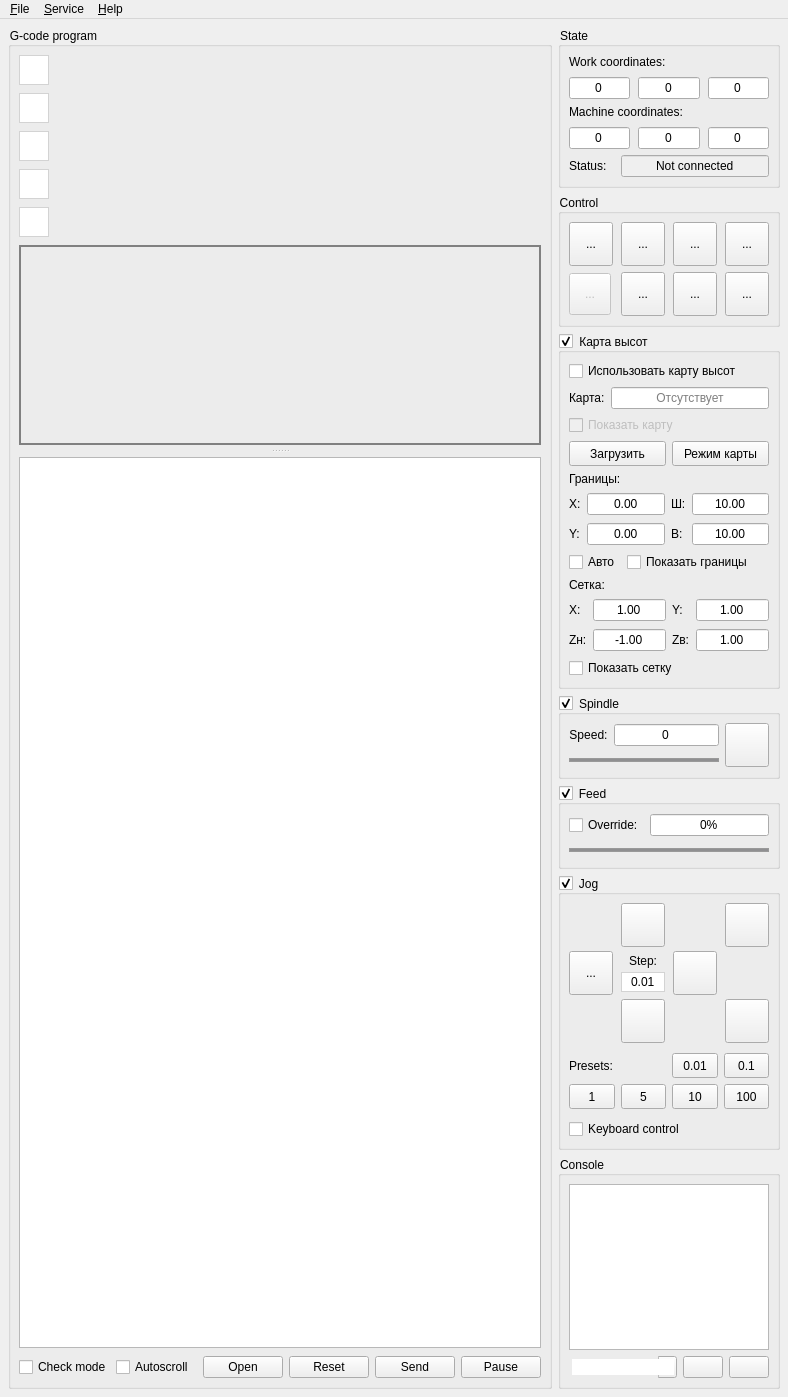
Above: frmmain.ui from Denvi/Candle before the change. Below: the same form after it.
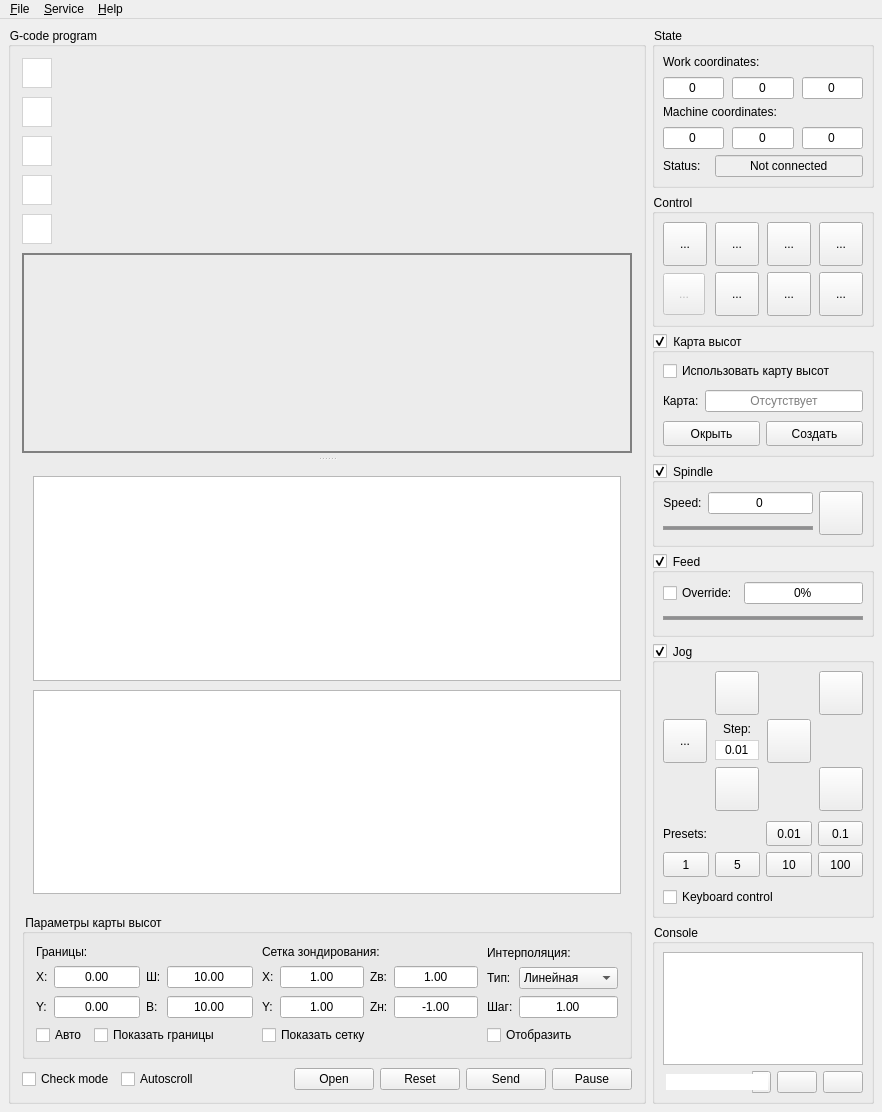
That is the form after the change. Icons and pictures are not drawn. Custom widgets are drawn as their Qt base class.

Diff of the .ui file:
```diff
--- a/frmmain.ui
+++ b/frmmain.ui
@@ -6,8 +6,8 @@
    <rect>
     <x>0</x>
     <y>0</y>
-    <width>788</width>
-    <height>1397</height>
+    <width>882</width>
+    <height>1112</height>
    </rect>
   </property>
   <property name="palette">
@@ -188,21 +188,9 @@
       <property name="flat">
        <bool>false</bool>
       </property>
-      <layout class="QVBoxLayout" name="verticalLayout_7" stretch="0,0,0,0,0,1,0">
+      <layout class="QVBoxLayout" name="verticalLayout_17" stretch="0,0,0,0,0,1,0,0">
        <property name="spacing">
-        <number>8</number>
-       </property>
-       <property name="leftMargin">
-        <number>8</number>
-       </property>
-       <property name="topMargin">
-        <number>8</number>
-       </property>
-       <property name="rightMargin">
-        <number>8</number>
-       </property>
-       <property name="bottomMargin">
-        <number>8</number>
+        <number>9</number>
        </property>
        <item>
         <widget class="QToolButton" name="cmdIsometric">
@@ -486,39 +474,472 @@
            </item>
           </layout>
          </widget>
-         <widget class="QTableView" name="tblProgram">
-          <property name="font">
-           <font>
-            <pointsize>9</pointsize>
-           </font>
-          </property>
-          <property name="contextMenuPolicy">
-           <enum>Qt::CustomContextMenu</enum>
-          </property>
-          <property name="editTriggers">
-           <set>QAbstractItemView::AnyKeyPressed|QAbstractItemView::DoubleClicked|QAbstractItemView::EditKeyPressed|QAbstractItemView::SelectedClicked</set>
-          </property>
-          <property name="selectionMode">
-           <enum>QAbstractItemView::ContiguousSelection</enum>
-          </property>
-          <property name="selectionBehavior">
-           <enum>QAbstractItemView::SelectRows</enum>
-          </property>
-          <property name="gridStyle">
-           <enum>Qt::DashLine</enum>
-          </property>
-          <attribute name="horizontalHeaderHighlightSections">
-           <bool>false</bool>
-          </attribute>
-          <attribute name="horizontalHeaderMinimumSectionSize">
-           <number>50</number>
-          </attribute>
-          <attribute name="verticalHeaderVisible">
-           <bool>false</bool>
-          </attribute>
+         <widget class="QWidget" name="">
+          <layout class="QVBoxLayout" name="verticalLayout_7">
+           <property name="spacing">
+            <number>9</number>
+           </property>
+           <item>
+            <widget class="QTableView" name="tblProgram">
+             <property name="font">
+              <font>
+               <pointsize>9</pointsize>
+              </font>
+             </property>
+             <property name="contextMenuPolicy">
+              <enum>Qt::CustomContextMenu</enum>
+             </property>
+             <property name="editTriggers">
+              <set>QAbstractItemView::AnyKeyPressed|QAbstractItemView::DoubleClicked|QAbstractItemView::EditKeyPressed|QAbstractItemView::SelectedClicked</set>
+             </property>
+             <property name="selectionMode">
+              <enum>QAbstractItemView::ContiguousSelection</enum>
+             </property>
+             <property name="selectionBehavior">
+              <enum>QAbstractItemView::SelectRows</enum>
+             </property>
+             <property name="gridStyle">
+              <enum>Qt::DashLine</enum>
+             </property>
+             <attribute name="horizontalHeaderHighlightSections">
+              <bool>false</bool>
+             </attribute>
+             <attribute name="horizontalHeaderMinimumSectionSize">
+              <number>50</number>
+             </attribute>
+             <attribute name="verticalHeaderVisible">
+              <bool>false</bool>
+             </attribute>
+            </widget>
+           </item>
+           <item>
+            <widget class="QTableView" name="tblHeightMap"/>
+           </item>
+          </layout>
          </widget>
         </widget>
        </item>
+       <item>
+        <widget class="QGroupBox" name="grpHeightMapSettings">
+         <property name="title">
+          <string>Параметры карты высот</string>
+         </property>
+         <layout class="QHBoxLayout" name="horizontalLayout_20" stretch="1,1,0">
+          <property name="spacing">
+           <number>9</number>
+          </property>
+          <item>
+           <layout class="QVBoxLayout" name="verticalLayout_18">
+            <item>
+             <widget class="QLabel" name="label_5">
+              <property name="text">
+               <string>Границы:</string>
+              </property>
+             </widget>
+            </item>
+            <item>
+             <layout class="QGridLayout" name="gridLayout">
+              <item row="0" column="3">
+               <widget class="QDoubleSpinBox" name="txtHeightMapBorderWidth">
+                <property name="sizePolicy">
+                 <sizepolicy hsizetype="Expanding" vsizetype="Fixed">
+                  <horstretch>0</horstretch>
+                  <verstretch>0</verstretch>
+                 </sizepolicy>
+                </property>
+                <property name="alignment">
+                 <set>Qt::AlignCenter</set>
+                </property>
+                <property name="buttonSymbols">
+                 <enum>QAbstractSpinBox::NoButtons</enum>
+                </property>
+                <property name="minimum">
+                 <double>-999.000000000000000</double>
+                </property>
+                <property name="maximum">
+                 <double>999.000000000000000</double>
+                </property>
+                <property name="value">
+                 <double>10.000000000000000</double>
+                </property>
+               </widget>
+              </item>
+              <item row="0" column="0">
+               <widget class="QLabel" name="label_6">
+                <property name="text">
+                 <string>X:</string>
+                </property>
+               </widget>
+              </item>
+              <item row="0" column="1">
+               <widget class="QDoubleSpinBox" name="txtHeightMapBorderX">
+                <property name="sizePolicy">
+                 <sizepolicy hsizetype="Expanding" vsizetype="Fixed">
+                  <horstretch>0</horstretch>
+                  <verstretch>0</verstretch>
+                 </sizepolicy>
+                </property>
+                <property name="alignment">
+                 <set>Qt::AlignCenter</set>
+                </property>
+                <property name="buttonSymbols">
+                 <enum>QAbstractSpinBox::NoButtons</enum>
+                </property>
+                <property name="minimum">
+                 <double>-999.000000000000000</double>
+                </property>
+                <property name="maximum">
+                 <double>999.000000000000000</double>
+                </property>
+               </widget>
+              </item>
+              <item row="1" column="0">
+               <widget class="QLabel" name="label_7">
+                <property name="text">
+                 <string>Y:</string>
+                </property>
+               </widget>
+              </item>
+              <item row="1" column="1">
+               <widget class="QDoubleSpinBox" name="txtHeightMapBorderY">
+                <property name="sizePolicy">
+                 <sizepolicy hsizetype="Expanding" vsizetype="Fixed">
+                  <horstretch>0</horstretch>
+                  <verstretch>0</verstretch>
+                 </sizepolicy>
+                </property>
+                <property name="alignment">
+                 <set>Qt::AlignCenter</set>
+                </property>
+                <property name="buttonSymbols">
+                 <enum>QAbstractSpinBox::NoButtons</enum>
+                </property>
+                <property name="minimum">
+                 <double>-999.000000000000000</double>
+                </property>
+                <property name="maximum">
+                 <double>999.000000000000000</double>
+                </property>
+               </widget>
+              </item>
+              <item row="0" column="2">
+               <widget class="QLabel" name="label_8">
+                <property name="text">
+                 <string>Ш:</string>
+                </property>
+               </widget>
+              </item>
+              <item row="1" column="3">
+               <widget class="QDoubleSpinBox" name="txtHeightMapBorderHeight">
+                <property name="sizePolicy">
+                 <sizepolicy hsizetype="Expanding" vsizetype="Fixed">
+                  <horstretch>0</horstretch>
+                  <verstretch>0</verstretch>
+                 </sizepolicy>
+                </property>
+                <property name="alignment">
+                 <set>Qt::AlignCenter</set>
+                </property>
+                <property name="buttonSymbols">
+                 <enum>QAbstractSpinBox::NoButtons</enum>
+                </property>
+                <property name="minimum">
+                 <double>-999.000000000000000</double>
+                </property>
+                <property name="maximum">
+                 <double>999.000000000000000</double>
+                </property>
+                <property name="value">
+                 <double>10.000000000000000</double>
+                </property>
+               </widget>
+              </item>
+              <item row="1" column="2">
+               <widget class="QLabel" name="label_9">
+                <property name="text">
+                 <string>В:</string>
+                </property>
+               </widget>
+              </item>
+             </layout>
+            </item>
+            <item>
+             <layout class="QHBoxLayout" name="horizontalLayout_18">
+              <item>
+               <widget class="QCheckBox" name="chkHeightMapBorderAuto">
+                <property name="text">
+                 <string>Авто</string>
+                </property>
+               </widget>
+              </item>
+              <item>
+               <widget class="QCheckBox" name="chkHeightMapBorderShow">
+                <property name="text">
+                 <string>Показать границы</string>
+                </property>
+               </widget>
+              </item>
+              <item>
+               <spacer name="horizontalSpacer">
+                <property name="orientation">
+                 <enum>Qt::Horizontal</enum>
+                </property>
+                <property name="sizeHint" stdset="0">
+                 <size>
+                  <width>40</width>
+                  <height>20</height>
+                 </size>
+                </property>
+               </spacer>
+              </item>
+             </layout>
+            </item>
+           </layout>
+          </item>
+          <item>
+           <layout class="QVBoxLayout" name="verticalLayout_19">
+            <item>
+             <widget class="QLabel" name="label_10">
+              <property name="text">
+               <string>Сетка зондирования:</string>
+              </property>
+             </widget>
+            </item>
+            <item>
+             <layout class="QGridLayout" name="gridLayout_4">
+              <item row="0" column="0">
+               <widget class="QLabel" name="label_12">
+                <property name="text">
+                 <string>X:</string>
+                </property>
+               </widget>
+              </item>
+              <item row="0" column="1">
+               <widget class="QDoubleSpinBox" name="txtHeightMapGridX">
+                <property name="sizePolicy">
+                 <sizepolicy hsizetype="Expanding" vsizetype="Fixed">
+                  <horstretch>0</horstretch>
+                  <verstretch>0</verstretch>
+                 </sizepolicy>
+                </property>
+                <property name="alignment">
+                 <set>Qt::AlignCenter</set>
+                </property>
+                <property name="buttonSymbols">
+                 <enum>QAbstractSpinBox::NoButtons</enum>
+                </property>
+                <property name="value">
+                 <double>1.000000000000000</double>
+                </property>
+               </widget>
+              </item>
+              <item row="1" column="1">
+               <widget class="QDoubleSpinBox" name="txtHeightMapGridY">
+                <property name="sizePolicy">
+                 <sizepolicy hsizetype="Expanding" vsizetype="Fixed">
+                  <horstretch>0</horstretch>
+                  <verstretch>0</verstretch>
+                 </sizepolicy>
+                </property>
+                <property name="alignment">
+                 <set>Qt::AlignCenter</set>
+                </property>
+                <property name="buttonSymbols">
+                 <enum>QAbstractSpinBox::NoButtons</enum>
+                </property>
+                <property name="value">
+                 <double>1.000000000000000</double>
+                </property>
+               </widget>
+              </item>
+              <item row="1" column="0">
+               <widget class="QLabel" name="label_13">
+                <property name="text">
+                 <string>Y:</string>
+                </property>
+               </widget>
+              </item>
+              <item row="0" column="3">
+               <widget class="QDoubleSpinBox" name="txtHeightMapGridZTop">
+                <property name="sizePolicy">
+                 <sizepolicy hsizetype="Expanding" vsizetype="Fixed">
+                  <horstretch>0</horstretch>
+                  <verstretch>0</verstretch>
+                 </sizepolicy>
+                </property>
+                <property name="alignment">
+                 <set>Qt::AlignCenter</set>
+                </property>
+                <property name="buttonSymbols">
+                 <enum>QAbstractSpinBox::NoButtons</enum>
+                </property>
+                <property name="minimum">
+                 <double>-999.000000000000000</double>
+                </property>
+                <property name="maximum">
+                 <double>999.000000000000000</double>
+                </property>
+                <property name="value">
+                 <double>1.000000000000000</double>
+                </property>
+               </widget>
+              </item>
+              <item row="0" column="2">
+               <widget class="QLabel" name="label_14">
+                <property name="text">
+                 <string>Zв:</string>
+                </property>
+               </widget>
+              </item>
+              <item row="1" column="2">
+               <widget class="QLabel" name="label_11">
+                <property name="text">
+                 <string>Zн:</string>
+                </property>
+               </widget>
+              </item>
+              <item row="1" column="3">
+               <widget class="QDoubleSpinBox" name="txtHeightMapGridZBottom">
+                <property name="sizePolicy">
+                 <sizepolicy hsizetype="Expanding" vsizetype="Fixed">
+                  <horstretch>0</horstretch>
+                  <verstretch>0</verstretch>
+                 </sizepolicy>
+                </property>
+                <property name="alignment">
+                 <set>Qt::AlignCenter</set>
+                </property>
+                <property name="buttonSymbols">
+                 <enum>QAbstractSpinBox::NoButtons</enum>
+                </property>
+                <property name="minimum">
+                 <double>-999.000000000000000</double>
+                </property>
+                <property name="maximum">
+                 <double>999.000000000000000</double>
+                </property>
+                <property name="value">
+                 <double>-1.000000000000000</double>
+                </property>
+               </widget>
+              </item>
+             </layout>
+            </item>
+            <item>
+             <layout class="QHBoxLayout" name="horizontalLayout_19">
+              <item>
+               <widget class="QCheckBox" name="chkHeightMapGridShow">
+                <property name="text">
+                 <string>Показать сетку</string>
+                </property>
+               </widget>
+              </item>
+              <item>
+               <spacer name="horizontalSpacer_6">
+                <property name="orientation">
+                 <enum>Qt::Horizontal</enum>
+                </property>
+                <property name="sizeHint" stdset="0">
+                 <size>
+                  <width>40</width>
+                  <height>20</height>
+                 </size>
+                </property>
+               </spacer>
+              </item>
+             </layout>
+            </item>
+           </layout>
+          </item>
+          <item>
+           <layout class="QVBoxLayout" name="verticalLayout_20">
+            <item>
+             <widget class="QLabel" name="label_16">
+              <property name="text">
+               <string>Интерполяция:</string>
+              </property>
+             </widget>
+            </item>
+            <item>
+             <layout class="QGridLayout" name="gridLayout_6">
+              <item row="1" column="0">
+               <widget class="QLabel" name="label_18">
+                <property name="text">
+                 <string>Шаг:</string>
+                </property>
+               </widget>
+              </item>
+              <item row="0" column="1">
+               <widget class="QComboBox" name="comboBox">
+                <item>
+                 <property name="text">
+                  <string>Линейная</string>
+                 </property>
+                </item>
+                <item>
+                 <property name="text">
+                  <string>Сплайн</string>
+                 </property>
+                </item>
+               </widget>
+              </item>
+              <item row="1" column="1">
+               <widget class="QDoubleSpinBox" name="txtHeightMapGridX_2">
+                <property name="sizePolicy">
+                 <sizepolicy hsizetype="Expanding" vsizetype="Fixed">
+                  <horstretch>0</horstretch>
+                  <verstretch>0</verstretch>
+                 </sizepolicy>
+                </property>
+                <property name="alignment">
+                 <set>Qt::AlignCenter</set>
+                </property>
+                <property name="buttonSymbols">
+                 <enum>QAbstractSpinBox::NoButtons</enum>
+                </property>
+                <property name="value">
+                 <double>1.000000000000000</double>
+                </property>
+               </widget>
+              </item>
+              <item row="0" column="0">
+               <widget class="QLabel" name="label_17">
+                <property name="text">
+                 <string>Тип:</string>
+                </property>
+               </widget>
+              </item>
+             </layout>
+            </item>
+            <item>
+             <layout class="QHBoxLayout" name="horizontalLayout_24">
+              <item>
+               <widget class="QCheckBox" name="chkHeightMapGridShow_3">
+                <property name="text">
+                 <string>Отобразить</string>
+                </property>
+               </widget>
+              </item>
+              <item>
+               <spacer name="horizontalSpacer_8">
+                <property name="orientation">
+                 <enum>Qt::Horizontal</enum>
+                </property>
+                <property name="sizeHint" stdset="0">
+                 <size>
+                  <width>40</width>
+                  <height>20</height>
+                 </size>
+                </property>
+               </spacer>
+              </item>
+             </layout>
+            </item>
+           </layout>
+          </item>
+         </layout>
+        </widget>
+       </item>
        <item>
         <layout class="QHBoxLayout" name="horizontalLayout_3">
          <item>
@@ -1059,6 +1480,9 @@
          <item>
           <widget class="QWidget" name="widgetHeightMap" native="true">
            <layout class="QVBoxLayout" name="verticalLayout_15">
+            <property name="spacing">
+             <number>9</number>
+            </property>
             <property name="leftMargin">
              <number>0</number>
             </property>
@@ -1105,33 +1529,6 @@
               </item>
              </layout>
             </item>
-            <item>
-             <layout class="QHBoxLayout" name="horizontalLayout_20">
-              <item>
-               <widget class="QCheckBox" name="chkHeightMapShow">
-                <property name="enabled">
-                 <bool>false</bool>
-                </property>
-                <property name="text">
-                 <string>Показать карту</string>
-                </property>
-               </widget>
-              </item>
-              <item>
-               <spacer name="horizontalSpacer_7">
-                <property name="orientation">
-                 <enum>Qt::Horizontal</enum>
-                </property>
-                <property name="sizeHint" stdset="0">
-                 <size>
-                  <width>40</width>
-                  <height>20</height>
-                 </size>
-                </property>
-               </spacer>
-              </item>
-             </layout>
-            </item>
             <item>
              <layout class="QHBoxLayout" name="horizontalLayout_21">
               <item>
@@ -1149,7 +1546,7 @@
                  </size>
                 </property>
                 <property name="text">
-                 <string>Загрузить</string>
+                 <string>Окрыть</string>
                 </property>
                </widget>
               </item>
@@ -1168,7 +1565,7 @@
                  </size>
                 </property>
                 <property name="text">
-                 <string>Режим карты</string>
+                 <string>Создать</string>
                 </property>
                 <property name="checkable">
                  <bool>true</bool>
@@ -1177,339 +1574,6 @@
               </item>
              </layout>
             </item>
-            <item>
-             <widget class="QWidget" name="widgetHeightMapSettings" native="true">
-              <layout class="QVBoxLayout" name="verticalLayout_17">
-               <property name="leftMargin">
-                <number>0</number>
-               </property>
-               <property name="topMargin">
-                <number>0</number>
-               </property>
-               <property name="rightMargin">
-                <number>0</number>
-               </property>
-               <property name="bottomMargin">
-                <number>0</number>
-               </property>
-               <item>
-                <widget class="QLabel" name="label_5">
-                 <property name="text">
-                  <string>Границы:</string>
-                 </property>
-                </widget>
-               </item>
-               <item>
-                <layout class="QGridLayout" name="gridLayout">
-                 <item row="0" column="3">
-                  <widget class="QDoubleSpinBox" name="txtHeightMapBorderWidth">
-                   <property name="sizePolicy">
-                    <sizepolicy hsizetype="Expanding" vsizetype="Fixed">
-                     <horstretch>0</horstretch>
-                     <verstretch>0</verstretch>
-                    </sizepolicy>
-                   </property>
-                   <property name="alignment">
-                    <set>Qt::AlignCenter</set>
-                   </property>
-                   <property name="buttonSymbols">
-                    <enum>QAbstractSpinBox::NoButtons</enum>
-                   </property>
-                   <property name="minimum">
-                    <double>-999.000000000000000</double>
-                   </property>
-                   <property name="maximum">
-                    <double>999.000000000000000</double>
-                   </property>
-                   <property name="value">
-                    <double>10.000000000000000</double>
-                   </property>
-                  </widget>
-                 </item>
-                 <item row="0" column="0">
-                  <widget class="QLabel" name="label_6">
-                   <property name="text">
-                    <string>X:</string>
-                   </property>
-                  </widget>
-                 </item>
-                 <item row="0" column="1">
-                  <widget class="QDoubleSpinBox" name="txtHeightMapBorderX">
-                   <property name="sizePolicy">
-                    <sizepolicy hsizetype="Expanding" vsizetype="Fixed">
-                     <horstretch>0</horstretch>
-                     <verstretch>0</verstretch>
-                    </sizepolicy>
-                   </property>
-                   <property name="alignment">
-                    <set>Qt::AlignCenter</set>
-                   </property>
-                   <property name="buttonSymbols">
-                    <enum>QAbstractSpinBox::NoButtons</enum>
-                   </property>
-                   <property name="minimum">
-                    <double>-999.000000000000000</double>
-                   </property>
-                   <property name="maximum">
-                    <double>999.000000000000000</double>
-                   </property>
-                  </widget>
-                 </item>
-                 <item row="1" column="0">
-                  <widget class="QLabel" name="label_7">
-                   <property name="text">
-                    <string>Y:</string>
-                   </property>
-                  </widget>
-                 </item>
-                 <item row="1" column="1">
-                  <widget class="QDoubleSpinBox" name="txtHeightMapBorderY">
-                   <property name="sizePolicy">
-                    <sizepolicy hsizetype="Expanding" vsizetype="Fixed">
-                     <horstretch>0</horstretch>
-                     <verstretch>0</verstretch>
-                    </sizepolicy>
-                   </property>
-                   <property name="alignment">
-                    <set>Qt::AlignCenter</set>
-                   </property>
-                   <property name="buttonSymbols">
-                    <enum>QAbstractSpinBox::NoButtons</enum>
-                   </property>
-                   <property name="minimum">
-                    <double>-999.000000000000000</double>
-                   </property>
-                   <property name="maximum">
-                    <double>999.000000000000000</double>
-                   </property>
-                  </widget>
-                 </item>
-                 <item row="0" column="2">
-                  <widget class="QLabel" name="label_8">
-                   <property name="text">
-                    <string>Ш:</string>
-                   </property>
-                  </widget>
-                 </item>
-                 <item row="1" column="3">
-                  <widget class="QDoubleSpinBox" name="txtHeightMapBorderHeight">
-                   <property name="sizePolicy">
-                    <sizepolicy hsizetype="Expanding" vsizetype="Fixed">
-                     <horstretch>0</horstretch>
-                     <verstretch>0</verstretch>
-                    </sizepolicy>
-                   </property>
-                   <property name="alignment">
-                    <set>Qt::AlignCenter</set>
-                   </property>
-                   <property name="buttonSymbols">
-                    <enum>QAbstractSpinBox::NoButtons</enum>
-                   </property>
-                   <property name="minimum">
-                    <double>-999.000000000000000</double>
-                   </property>
-                   <property name="maximum">
-                    <double>999.000000000000000</double>
-                   </property>
-                   <property name="value">
-                    <double>10.000000000000000</double>
-                   </property>
-                  </widget>
-                 </item>
-                 <item row="1" column="2">
-                  <widget class="QLabel" name="label_9">
-                   <property name="text">
-                    <string>В:</string>
-                   </property>
-                  </widget>
-                 </item>
-                </layout>
-               </item>
-               <item>
-                <layout class="QHBoxLayout" name="horizontalLayout_18">
-                 <item>
-                  <widget class="QCheckBox" name="chkHeightMapBorderAuto">
-                   <property name="text">
-                    <string>Авто</string>
-                   </property>
-                  </widget>
-                 </item>
-                 <item>
-                  <widget class="QCheckBox" name="chkHeightMapBorderShow">
-                   <property name="text">
-                    <string>Показать границы</string>
-                   </property>
-                  </widget>
-                 </item>
-                 <item>
-                  <spacer name="horizontalSpacer">
-                   <property name="orientation">
-                    <enum>Qt::Horizontal</enum>
-                   </property>
-                   <property name="sizeHint" stdset="0">
-                    <size>
-                     <width>40</width>
-                     <height>20</height>
-                    </size>
-                   </property>
-                  </spacer>
-                 </item>
-                </layout>
-               </item>
-               <item>
-                <widget class="QLabel" name="label_10">
-                 <property name="text">
-                  <string>Сетка:</string>
-                 </property>
-                </widget>
-               </item>
-               <item>
-                <layout class="QGridLayout" name="gridLayout_4">
-                 <item row="1" column="0">
-                  <widget class="QLabel" name="label_11">
-                   <property name="text">
-                    <string>Zн:</string>
-                   </property>
-                  </widget>
-                 </item>
-                 <item row="0" column="0">
-                  <widget class="QLabel" name="label_12">
-                   <property name="text">
-                    <string>X:</string>
-                   </property>
-                  </widget>
-                 </item>
-                 <item row="1" column="2">
-                  <widget class="QLabel" name="label_14">
-                   <property name="text">
-                    <string>Zв:</string>
-                   </property>
-                  </widget>
-                 </item>
-                 <item row="0" column="1">
-                  <widget class="QDoubleSpinBox" name="txtHeightMapGridX">
-                   <property name="sizePolicy">
-                    <sizepolicy hsizetype="Expanding" vsizetype="Fixed">
-                     <horstretch>0</horstretch>
-                     <verstretch>0</verstretch>
-                    </sizepolicy>
-                   </property>
-                   <property name="alignment">
-                    <set>Qt::AlignCenter</set>
-                   </property>
-                   <property name="buttonSymbols">
-                    <enum>QAbstractSpinBox::NoButtons</enum>
-                   </property>
-                   <property name="value">
-                    <double>1.000000000000000</double>
-                   </property>
-                  </widget>
-                 </item>
-                 <item row="0" column="2">
-                  <widget class="QLabel" name="label_13">
-                   <property name="text">
-                    <string>Y:</string>
-                   </property>
-                  </widget>
-                 </item>
-                 <item row="0" column="3">
-                  <widget class="QDoubleSpinBox" name="txtHeightMapGridY">
-                   <property name="sizePolicy">
-                    <sizepolicy hsizetype="Expanding" vsizetype="Fixed">
-                     <horstretch>0</horstretch>
-                     <verstretch>0</verstretch>
-                    </sizepolicy>
-                   </property>
-                   <property name="alignment">
-                    <set>Qt::AlignCenter</set>
-                   </property>
-                   <property name="buttonSymbols">
-                    <enum>QAbstractSpinBox::NoButtons</enum>
-                   </property>
-                   <property name="value">
-                    <double>1.000000000000000</double>
-                   </property>
-                  </widget>
-                 </item>
-                 <item row="1" column="1">
-                  <widget class="QDoubleSpinBox" name="txtHeightMapGridZBottom">
-                   <property name="sizePolicy">
-                    <sizepolicy hsizetype="Expanding" vsizetype="Fixed">
-                     <horstretch>0</horstretch>
-                     <verstretch>0</verstretch>
-                    </sizepolicy>
-                   </property>
-                   <property name="alignment">
-                    <set>Qt::AlignCenter</set>
-                   </property>
-                   <property name="buttonSymbols">
-                    <enum>QAbstractSpinBox::NoButtons</enum>
-                   </property>
-                   <property name="minimum">
-                    <double>-999.000000000000000</double>
-                   </property>
-                   <property name="maximum">
-                    <double>999.000000000000000</double>
-                   </property>
-                   <property name="value">
-                    <double>-1.000000000000000</double>
-                   </property>
-                  </widget>
-                 </item>
-                 <item row="1" column="3">
-                  <widget class="QDoubleSpinBox" name="txtHeightMapGridZTop">
-                   <property name="sizePolicy">
-                    <sizepolicy hsizetype="Expanding" vsizetype="Fixed">
-                     <horstretch>0</horstretch>
-                     <verstretch>0</verstretch>
-                    </sizepolicy>
-                   </property>
-                   <property name="alignment">
-                    <set>Qt::AlignCenter</set>
-                   </property>
-                   <property name="buttonSymbols">
-                    <enum>QAbstractSpinBox::NoButtons</enum>
-                   </property>
-                   <property name="minimum">
-                    <double>-999.000000000000000</double>
-                   </property>
-                   <property name="maximum">
-                    <double>999.000000000000000</double>
-                   </property>
-                   <property name="value">
-                    <double>1.000000000000000</double>
-                   </property>
-                  </widget>
-                 </item>
-                </layout>
-               </item>
-               <item>
-                <layout class="QHBoxLayout" name="horizontalLayout_19">
-                 <item>
-                  <widget class="QCheckBox" name="chkHeightMapGridShow">
-                   <property name="text">
-                    <string>Показать сетку</string>
-                   </property>
-                  </widget>
-                 </item>
-                 <item>
-                  <spacer name="horizontalSpacer_6">
-                   <property name="orientation">
-                    <enum>Qt::Horizontal</enum>
-                   </property>
-                   <property name="sizeHint" stdset="0">
-                    <size>
-                     <width>40</width>
-                     <height>20</height>
-                    </size>
-                   </property>
-                  </spacer>
-                 </item>
-                </layout>
-               </item>
-              </layout>
-             </widget>
-            </item>
            </layout>
           </widget>
          </item>
@@ -2416,8 +2480,8 @@
     <rect>
      <x>0</x>
      <y>0</y>
-     <width>788</width>
-     <height>21</height>
+     <width>882</width>
+     <height>26</height>
     </rect>
    </property>
    <widget class="QMenu" name="mnuFile">
```
Left out of the diff: 9 changed lines with no effect on the pictures.
